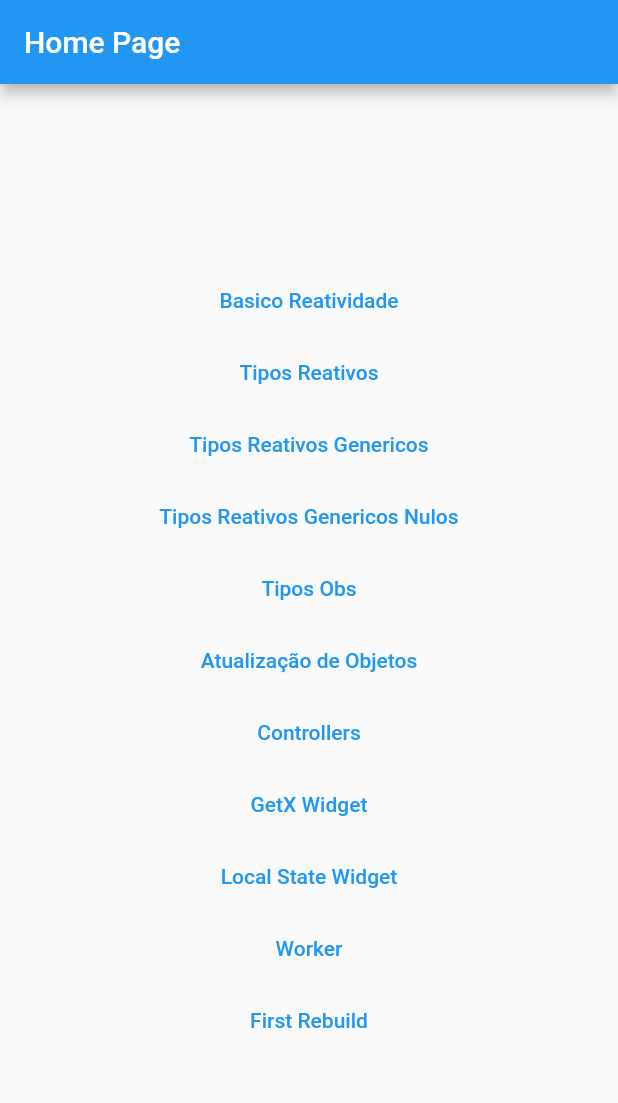
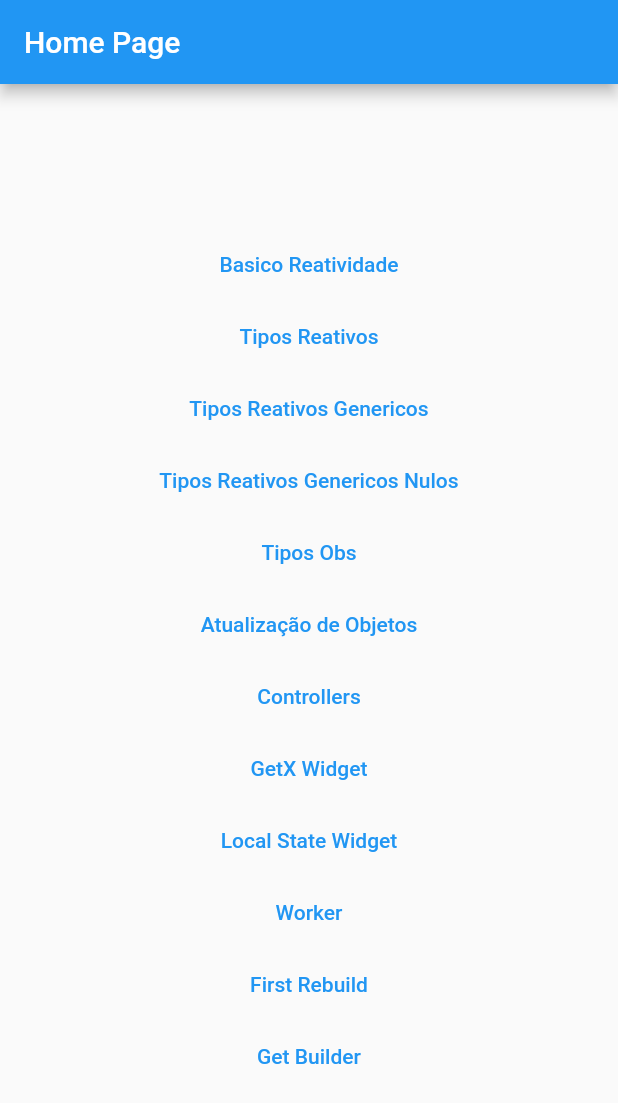
Before and after one commit to dariopmaciel/get_state_manager, a Flutter app: the screen it shows after launch, on a phone screen of 412 x 824 dp. Shown: the top 1103 px of the screen. Run offline on Flutter 3.47's test engine with Material 3 defaults, Android fonts, the phone set to English and light mode, and no system bars; our stand-ins replace get.

Commit message:
GetBuilder (Sem reatividade) SEM OBSERVADORES

```diff
--- /dev/null
+++ b/lib/getBuilder/get_builder_controller.dart
@@ -0,0 +1,18 @@
+import 'package:get/get.dart';
+
+class GetBuilderController extends GetxController {
+  var nome = "PatoBranco";
+  int contador = 0;
+
+  void alterarNome() {
+    nome = 'Guilherme Silva';
+    //!depois que se chama o 'alterar nome se chama o metodo abaixo'
+    update(['nome']);
+  }
+
+  void increment() {
+    contador++;
+    //!definição de ITEM a ser buildado!!!
+    update(['contador']);
+  }
+}
--- a/lib/home_page.dart
+++ b/lib/home_page.dart
@@ -39,7 +39,6 @@ class HomePage extends StatelessWidget {
                   Get.toNamed('/tiposObs');
                 },
                 child: const Text("Tipos Obs")),
-
             TextButton(
                 onPressed: () {
                   Get.toNamed('/atualizacao');
@@ -50,13 +49,11 @@ class HomePage extends StatelessWidget {
                   Get.toNamed('/controllers');
                 },
                 child: const Text("Controllers")),
-            //-----------------------------------------
             TextButton(
                 onPressed: () {
                   Get.toNamed('/getxWidget');
                 },
                 child: const Text("GetX Widget")),
-            //-----------------------------------------
             TextButton(
                 onPressed: () {
                   Get.toNamed('/localStateWidget');
@@ -72,6 +69,11 @@ class HomePage extends StatelessWidget {
                   Get.toNamed('/firstRebuild');
                 },
                 child: const Text('First Rebuild')),
+                 TextButton(
+                onPressed: () {
+                  Get.toNamed('/get_builder');
+                },
+                child: const Text('Get Builder')),
           ],
         ),
       ),
--- a/lib/main.dart
+++ b/lib/main.dart
@@ -6,6 +6,8 @@ import 'package:get_state_manager/controllers/controllers_home_page.dart';
 import 'package:get_state_manager/controllers/getxcontroller_example/controller.dart';
 import 'package:get_state_manager/controllers/getxcontroller_example/getx_controller_example_page.dart';
 import 'package:get_state_manager/firstRebuild/first_rebuild_page.dart';
+import 'package:get_state_manager/getBuilder/get_builder_controller.dart';
+import 'package:get_state_manager/getBuilder/get_builder_page.dart';
 import 'package:get_state_manager/getx_widget/getx_widget_controller.dart';
 import 'package:get_state_manager/getx_widget/getx_widget_page.dart';
 import 'package:get_state_manager/home_page.dart';
@@ -72,10 +74,14 @@ class MyApp extends StatelessWidget {
             page: () => TiposReativosGenericosNuloPage()),
         GetPage(name: '/tiposObs', page: () => TiposObsPage()),
         GetPage(
-          name: '/getxWidget',
-          page: () => const GetxWidgetPage(),
-          //!Caso remover do init da pagina, deve-se traser ele para ca
-          binding: BindingsBuilder.put(() => GetxWidgetController()),
+            name: '/getxWidget',
+            page: () => const GetxWidgetPage(),
+            //!Caso remover do init da pagina, deve-se traser ele para ca
+            binding: BindingsBuilder.put(() => GetxWidgetController())),
+        GetPage(
+          name: '/get_builder',
+          page: () => const GetBuilderPage(),
+          binding: BindingsBuilder.put(() => GetBuilderController()),
         ),
       ],
     );
```
Also changed, not shown: lib/getBuilder/get_builder_page.dart (added, +62 -0 lines).
